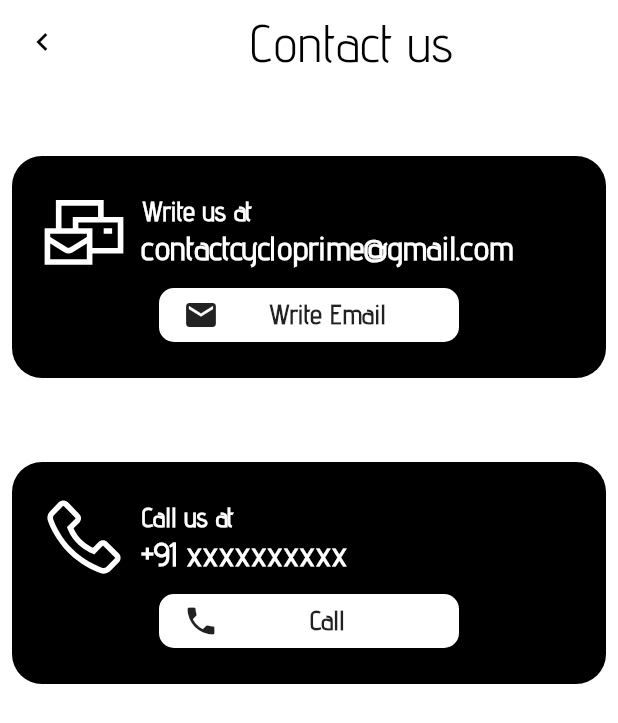
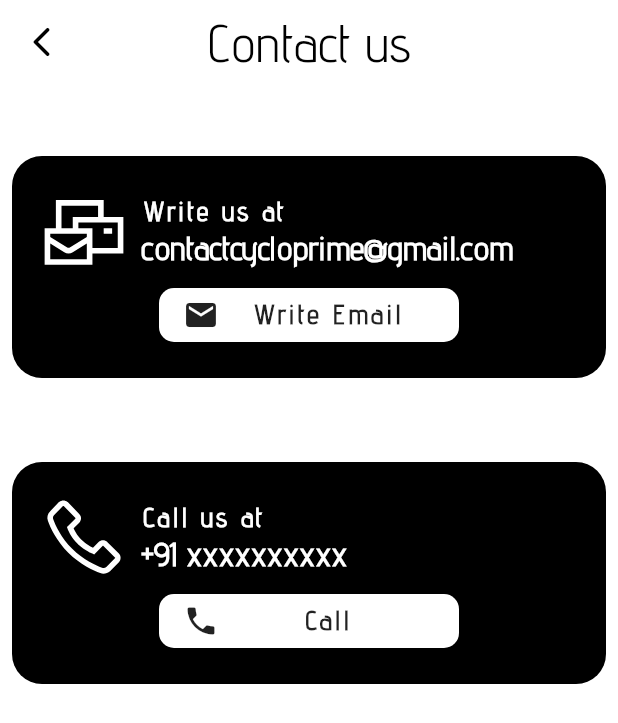
Before and after one commit to spiderxm/Cyclo, a Flutter app: the ContactUsScreen screen opened by its route, on a phone screen of 412 x 824 dp. Shown: the top 723 px of the screen. Run offline on Flutter 3.47's test engine with Material 2 defaults, Android fonts, the phone set to English and light mode, and no system bars; our stand-ins replace dotted_border, flutter_markdown, fluttertoast, font_awesome_flutter, line_icons.

Commit message:
Few Routes added Minor UI changes made Side Drawer updated

```diff
--- a/lib/main.dart
+++ b/lib/main.dart
@@ -1,6 +1,8 @@
 import 'package:cyclo/screens/checkoutSummary.dart';
 import 'package:cyclo/screens/contactUs.dart';
 import 'package:cyclo/screens/privacyPolicy.dart';
+import 'package:cyclo/screens/settings.dart';
+import 'package:cyclo/screens/wishlist.dart';
 import 'package:flutter/material.dart';
 import 'screens/home.dart';
 import 'package:cyclo/screens/developers.dart';
@@ -23,7 +25,9 @@ class MyApp extends StatelessWidget {
       routes: {
         DeveloperScreen.route: (ctx) => DeveloperScreen(),
         PrivacyPolicyScreen.route: (ctx) => PrivacyPolicyScreen(),
-        ContactUsScreen.route: (ctx) => ContactUsScreen()
+        ContactUsScreen.route: (ctx) => ContactUsScreen(),
+        Settings.route: (ctx) => Settings(),
+        WishList.route: (ctx) => WishList(),
       },
     );
   }
--- a/lib/screens/contactUs.dart
+++ b/lib/screens/contactUs.dart
@@ -1,5 +1,6 @@
 import 'package:cyclo/services/url.dart';
 import 'package:flutter/material.dart';
+import 'package:flutter/rendering.dart';
 import 'package:line_icons/line_icons.dart';
 
 class ContactUsScreen extends StatelessWidget {
@@ -13,9 +14,10 @@ class ContactUsScreen extends StatelessWidget {
         elevation: 0,
         backgroundColor: Colors.white,
         bottomOpacity: 0,
+        centerTitle: true,
         leading: IconButton(
           icon: Icon(
-            Icons.navigate_before_outlined,
+            Icons.arrow_back_ios_rounded,
             color: Colors.black,
           ),
           onPressed: () {
@@ -23,16 +25,13 @@ class ContactUsScreen extends StatelessWidget {
           },
           tooltip: 'Back',
         ),
-        title: Center(
-          child: Text(
+        title: Text(
           "Contact us",
           style: TextStyle(
               fontFamily: 'AdventPro',
               fontWeight: FontWeight.w500,
               color: Colors.black,
               fontSize: 35),
-            textAlign: TextAlign.center,
-          ),
         ),
       ),
       body: Container(
@@ -62,7 +61,7 @@ class ContactUsScreen extends StatelessWidget {
                           Padding(
                             padding: const EdgeInsets.all(8.0),
                             child: Column(
-                              crossAxisAlignment: CrossAxisAlignment.start,
+                              crossAxisAlignment: CrossAxisAlignment.start  ,
                               children: [
                                 Text(
                                   "Write us at",
@@ -70,7 +69,9 @@ class ContactUsScreen extends StatelessWidget {
                                     fontFamily: 'AdventPro',
                                     color: Colors.white,
                                     fontWeight: FontWeight.w600,
-                                      fontSize: 18),
+                                    fontSize: 18,
+                                    letterSpacing: 2,
+                                  ),
                                 ),
                                 Text("contactcycloprime@gmail.com",
                                     style: TextStyle(
@@ -105,7 +106,7 @@ class ContactUsScreen extends StatelessWidget {
                                 style: TextStyle(
                                     fontFamily: 'AdventPro',
                                     fontWeight: FontWeight.w600,
-                                    fontSize: 18),
+                                    fontSize: 18,letterSpacing: 2,),
                               ),
                               Spacer(),
                             ],
@@ -148,7 +149,7 @@ class ContactUsScreen extends StatelessWidget {
                                       fontFamily: 'AdventPro',
                                       color: Colors.white,
                                       fontWeight: FontWeight.w600,
-                                      fontSize: 18),
+                                      fontSize: 18,letterSpacing: 2,),
                                 ),
                                 Text("+91 xxxxxxxxxx",
                                     style: TextStyle(
@@ -182,7 +183,7 @@ class ContactUsScreen extends StatelessWidget {
                                 style: TextStyle(
                                     fontFamily: 'AdventPro',
                                     fontWeight: FontWeight.w600,
-                                    fontSize: 18),
+                                    fontSize: 18,letterSpacing: 2,),
                               ),
                               Spacer(),
                             ],
--- a/lib/screens/developers.dart
+++ b/lib/screens/developers.dart
@@ -17,7 +17,7 @@ class DeveloperScreen extends StatelessWidget {
           bottomOpacity: 0,
           leading: IconButton(
             icon: Icon(
-              Icons.navigate_before_outlined,
+              Icons.arrow_back_ios_rounded,
               color: Colors.black,
             ),
             onPressed: () {
--- a/lib/screens/settings.dart
+++ b/lib/screens/settings.dart
@@ -2,10 +2,10 @@ import 'package:cyclo/screens/contactUs.dart';
 import 'package:cyclo/screens/developers.dart';
 import 'package:cyclo/screens/privacyPolicy.dart';
 import 'package:cyclo/widgets/settingTile.dart';
-import 'package:cyclo/widgets/dashedLine.dart';
 import 'package:flutter/material.dart';
 
 class Settings extends StatelessWidget {
+  static String route  = '/settings' ;
   @override
   Widget build(BuildContext context) {
     return Scaffold(
--- a/lib/screens/wishlist.dart
+++ b/lib/screens/wishlist.dart
@@ -1,4 +1,3 @@
-import 'package:cyclo/customIcons/custom_drawer_icon.dart';
 import 'package:cyclo/widgets/wishListItem.dart';
 import 'package:cyclo/widgets/dashedLine.dart';
 import 'package:flutter/material.dart';
@@ -19,6 +18,7 @@ final List items = [
 ];
 
 class WishList extends StatelessWidget {
+  static String route = '/wishlist';
   @override
   Widget build(BuildContext context) {
     return Scaffold(
--- a/lib/widgets/sideBarTile.dart
+++ b/lib/widgets/sideBarTile.dart
@@ -22,11 +22,13 @@ class SideBarTile extends StatelessWidget {
             CircleAvatar(
               backgroundColor: Color(0xffD3D3D3),
               maxRadius: 25,
+
               child: FittedBox(
                 child: Icon(
+
                   icon,
                   color: Colors.white,
-                  size: 25,
+                  size: 20,
                   semanticLabel: title,
                 ),
               ),
```
Also changed, not shown: lib/screens/home.dart (+6 -7 lines), lib/screens/privacyPolicy.dart (+3 -5 lines), lib/widgets/drawer.dart (+22 -14 lines). Lines whose indentation alone changed are shown as unchanged.
